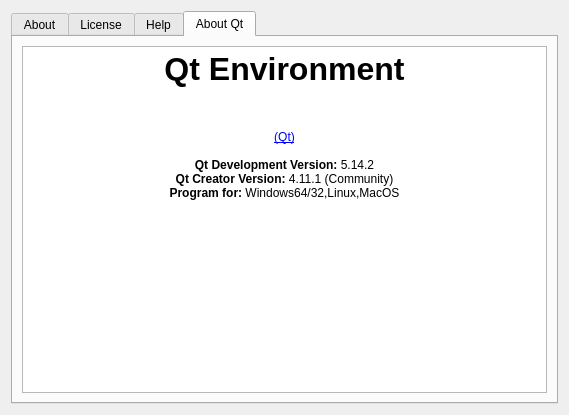
The window that about.ui (langong-dev/ScreenShot-L) describes before a commit, drawn with Qt 5.
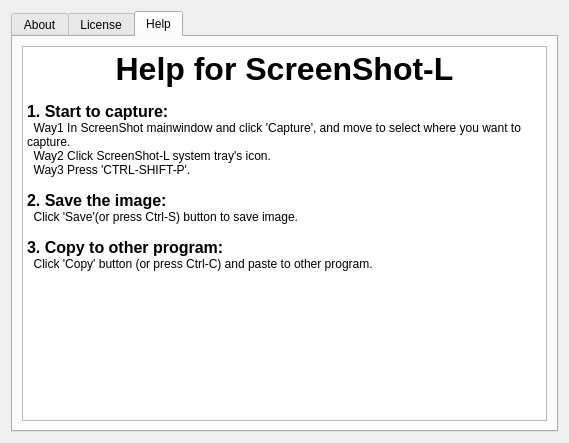
The same window after the commit. The open tabs and pages were chosen to show the change. Icons and pictures are not drawn.

Commit message: Prepare for 1.4.0: Add edit-widget and draw-widget, Add about-qt page

Patch:
```diff
--- a/about.ui
+++ b/about.ui
@@ -7,7 +7,7 @@
     <x>0</x>
     <y>0</y>
     <width>569</width>
-    <height>415</height>
+    <height>443</height>
    </rect>
   </property>
   <property name="windowTitle">
@@ -20,6 +20,12 @@
   <layout class="QGridLayout" name="gridLayout">
    <item row="1" column="0">
     <widget class="QTabWidget" name="tabWidget">
+     <property name="enabled">
+      <bool>true</bool>
+     </property>
+     <property name="acceptDrops">
+      <bool>false</bool>
+     </property>
      <property name="currentIndex">
       <number>2</number>
      </property>
@@ -117,32 +123,6 @@
        </item>
       </layout>
      </widget>
-     <widget class="QWidget" name="QtShow">
-      <attribute name="title">
-       <string>About Qt</string>
-      </attribute>
-      <layout class="QGridLayout" name="gridLayout_5">
-       <item row="0" column="0">
-        <widget class="QTextBrowser" name="textBrowser_4">
-         <property name="html">
-          <string>&lt;!DOCTYPE HTML PUBLIC &quot;-//W3C//DTD HTML 4.0//EN&quot; &quot;http://www.w3.org/TR/REC-html40/strict.dtd&quot;&gt;
-&lt;html&gt;&lt;head&gt;&lt;meta name=&quot;qrichtext&quot; content=&quot;1&quot; /&gt;&lt;style type=&quot;text/css&quot;&gt;
-p, li { white-space: pre-wrap; }
-&lt;/style&gt;&lt;/head&gt;&lt;body style=&quot; font-family:'SimSun'; font-size:9pt; font-weight:400; font-style:normal;&quot;&gt;
-&lt;p align=&quot;center&quot; style=&quot; margin-top:0px; margin-bottom:0px; margin-left:0px; margin-right:0px; -qt-block-indent:0; text-indent:0px;&quot;&gt;&lt;span style=&quot; font-size:24pt; font-weight:600;&quot;&gt;Qt Environment&lt;/span&gt;&lt;/p&gt;
-&lt;p align=&quot;center&quot; style=&quot;-qt-paragraph-type:empty; margin-top:0px; margin-bottom:0px; margin-left:0px; margin-right:0px; -qt-block-indent:0; text-indent:0px;&quot;&gt;&lt;br /&gt;&lt;/p&gt;
-&lt;p align=&quot;center&quot; style=&quot;-qt-paragraph-type:empty; margin-top:0px; margin-bottom:0px; margin-left:0px; margin-right:0px; -qt-block-indent:0; text-indent:0px;&quot;&gt;&lt;br /&gt;&lt;/p&gt;
-&lt;p align=&quot;center&quot; style=&quot; margin-top:0px; margin-bottom:0px; margin-left:0px; margin-right:0px; -qt-block-indent:0; text-indent:0px;&quot;&gt;&lt;img src=&quot;:/SystemTray/QtIcon.png&quot; /&gt; &lt;/p&gt;
-&lt;p align=&quot;center&quot; style=&quot; margin-top:0px; margin-bottom:0px; margin-left:0px; margin-right:0px; -qt-block-indent:0; text-indent:0px;&quot;&gt;&lt;a href=&quot;https://www.qt.io&quot;&gt;&lt;span style=&quot; text-decoration: underline; color:#0000ff;&quot;&gt;(Qt)&lt;/span&gt;&lt;/a&gt;&lt;/p&gt;
-&lt;p style=&quot;-qt-paragraph-type:empty; margin-top:0px; margin-bottom:0px; margin-left:0px; margin-right:0px; -qt-block-indent:0; text-indent:0px;&quot;&gt;&lt;br /&gt;&lt;/p&gt;
-&lt;p align=&quot;center&quot; style=&quot; margin-top:0px; margin-bottom:0px; margin-left:0px; margin-right:0px; -qt-block-indent:0; text-indent:0px;&quot;&gt;&lt;span style=&quot; font-weight:600;&quot;&gt;Qt Development Version:&lt;/span&gt; 5.14.2&lt;/p&gt;
-&lt;p align=&quot;center&quot; style=&quot; margin-top:0px; margin-bottom:0px; margin-left:0px; margin-right:0px; -qt-block-indent:0; text-indent:0px;&quot;&gt;&lt;span style=&quot; font-weight:600;&quot;&gt;Qt Creator Version:&lt;/span&gt; 4.11.1 (Community)&lt;/p&gt;
-&lt;p align=&quot;center&quot; style=&quot; margin-top:0px; margin-bottom:0px; margin-left:0px; margin-right:0px; -qt-block-indent:0; text-indent:0px;&quot;&gt;&lt;span style=&quot; font-weight:600;&quot;&gt;Program for:&lt;/span&gt; Windows64/32,Linux,MacOS&lt;/p&gt;&lt;/body&gt;&lt;/html&gt;</string>
-         </property>
-        </widget>
-       </item>
-      </layout>
-     </widget>
     </widget>
    </item>
   </layout>
```
Left out of the diff: 7 changed lines with no effect on the pictures. The commit also changes 15 other files.
